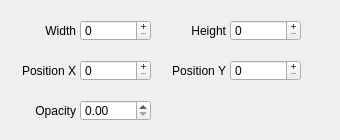
Above: QKeyMapper/qfloatingwindowsetupdialog.ui from Zalafina/QKeyMapper before the change. Below: the same form after it.
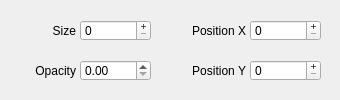
That is the form after the change.

```diff
--- a/QKeyMapper/qfloatingwindowsetupdialog.ui
+++ b/QKeyMapper/qfloatingwindowsetupdialog.ui
@@ -7,7 +7,7 @@
     <x>0</x>
     <y>0</y>
     <width>340</width>
-    <height>140</height>
+    <height>100</height>
    </rect>
   </property>
   <property name="sizePolicy">
@@ -19,13 +19,13 @@
   <property name="minimumSize">
    <size>
     <width>340</width>
-    <height>140</height>
+    <height>100</height>
    </size>
   </property>
   <property name="maximumSize">
    <size>
     <width>340</width>
-    <height>140</height>
+    <height>100</height>
    </size>
   </property>
   <property name="windowTitle">
@@ -34,9 +34,9 @@
   <widget class="QLabel" name="windowOpacityLabel">
    <property name="geometry">
     <rect>
-     <x>15</x>
-     <y>100</y>
-     <width>61</width>
+     <x>5</x>
+     <y>60</y>
+     <width>71</width>
      <height>21</height>
     </rect>
    </property>
@@ -51,7 +51,7 @@
    <property name="geometry">
     <rect>
      <x>80</x>
-     <y>100</y>
+     <y>60</y>
      <width>71</width>
      <height>21</height>
     </rect>
@@ -63,52 +63,20 @@
   <widget class="QLabel" name="windowWidthLabel">
    <property name="geometry">
     <rect>
-     <x>15</x>
+     <x>5</x>
      <y>20</y>
-     <width>61</width>
+     <width>71</width>
      <height>21</height>
     </rect>
    </property>
    <property name="text">
-    <string>Width</string>
+    <string>Size</string>
    </property>
    <property name="alignment">
     <set>Qt::AlignmentFlag::AlignRight|Qt::AlignmentFlag::AlignTrailing|Qt::AlignmentFlag::AlignVCenter</set>
    </property>
   </widget>
-  <widget class="QLabel" name="windowHeightLabel">
-   <property name="geometry">
-    <rect>
-     <x>165</x>
-     <y>20</y>
-     <width>61</width>
-     <height>21</height>
-    </rect>
-   </property>
-   <property name="text">
-    <string>Height</string>
-   </property>
-   <property name="alignment">
-    <set>Qt::AlignmentFlag::AlignRight|Qt::AlignmentFlag::AlignTrailing|Qt::AlignmentFlag::AlignVCenter</set>
-   </property>
-  </widget>
-  <widget class="QSpinBox" name="windowHeightSpinBox">
-   <property name="geometry">
-    <rect>
-     <x>230</x>
-     <y>20</y>
-     <width>71</width>
-     <height>21</height>
-    </rect>
-   </property>
-   <property name="focusPolicy">
-    <enum>Qt::FocusPolicy::ClickFocus</enum>
-   </property>
-   <property name="buttonSymbols">
-    <enum>QAbstractSpinBox::ButtonSymbols::PlusMinus</enum>
-   </property>
-  </widget>
-  <widget class="QSpinBox" name="windowWidthSpinBox">
+  <widget class="QSpinBox" name="windowSizeSpinBox">
    <property name="geometry">
     <rect>
      <x>80</x>
@@ -127,8 +95,8 @@
   <widget class="QSpinBox" name="windowPositionXSpinBox">
    <property name="geometry">
     <rect>
-     <x>80</x>
-     <y>60</y>
+     <x>250</x>
+     <y>20</y>
      <width>71</width>
      <height>21</height>
     </rect>
@@ -143,7 +111,7 @@
   <widget class="QSpinBox" name="windowPositionYSpinBox">
    <property name="geometry">
     <rect>
-     <x>230</x>
+     <x>250</x>
      <y>60</y>
      <width>71</width>
      <height>21</height>
@@ -159,9 +127,9 @@
   <widget class="QLabel" name="windowPositionXLabel">
    <property name="geometry">
     <rect>
-     <x>5</x>
-     <y>60</y>
-     <width>71</width>
+     <x>165</x>
+     <y>20</y>
+     <width>81</width>
      <height>21</height>
     </rect>
    </property>
@@ -175,9 +143,9 @@
   <widget class="QLabel" name="windowPositionYLabel">
    <property name="geometry">
     <rect>
-     <x>155</x>
+     <x>165</x>
      <y>60</y>
-     <width>71</width>
+     <width>81</width>
      <height>21</height>
     </rect>
    </property>
```
Left out of the diff: 2 changed lines with no effect on the pictures.
